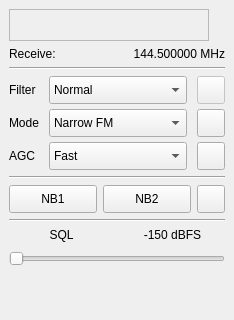
The window that qtgui/dockrxopt.ui (gqrx-sdr/gqrx) describes before a commit, drawn with Qt 5.
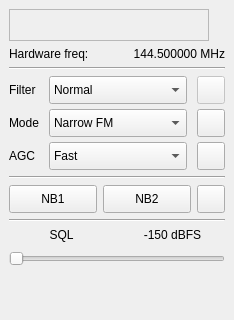
The same window after the commit. Icons and pictures are not drawn. Custom widgets are drawn as their Qt base class.

The edit to the form file:
```diff
--- a/qtgui/dockrxopt.ui
+++ b/qtgui/dockrxopt.ui
@@ -74,7 +74,7 @@
 as  rf_freq + filter_offset</string>
         </property>
         <property name="text">
-         <string>Receive:</string>
+         <string>Hardware freq:</string>
         </property>
         <property name="alignment">
          <set>Qt::AlignLeading|Qt::AlignLeft|Qt::AlignVCenter</set>
```
Left out of the diff: 5 changed lines with no effect on the pictures.
